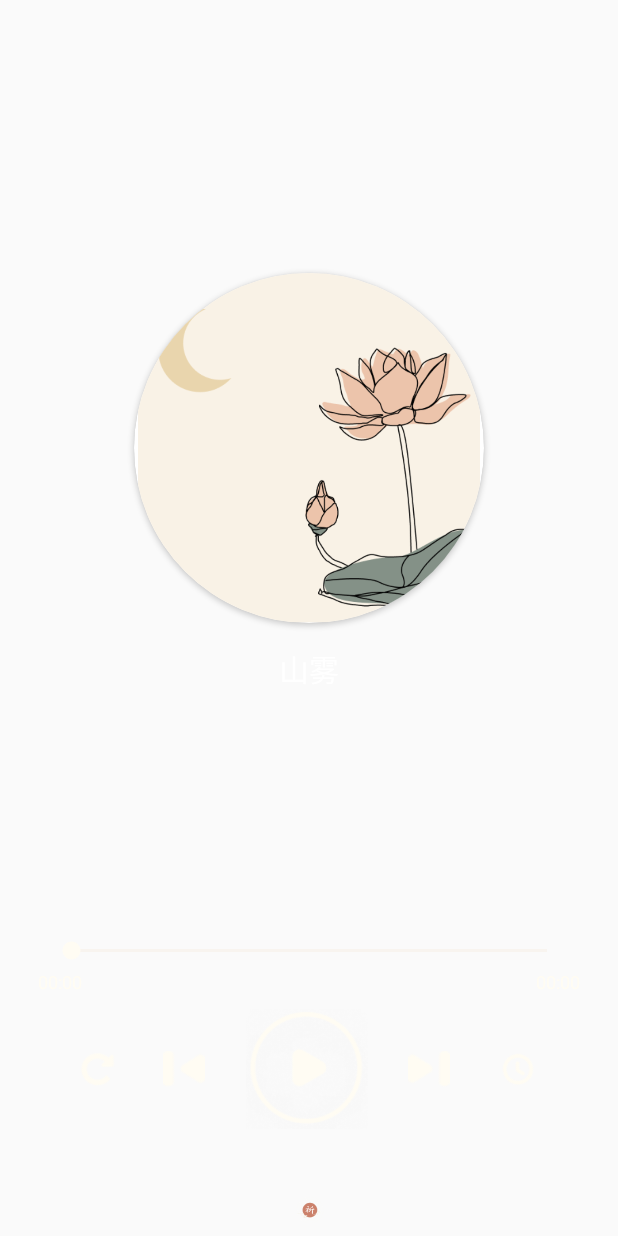
After one commit to bueaty12345/Bujen, an Android app: the MeditationActivity screen opened directly, with no data from a screen before it, on a phone screen of 412 x 824 dp. The commit adds this screen. Run offline under Robolectric (Android 15) with nearby library versions, the phone set to English and light mode, and no system bars; libraries missing offline, so code that uses them is left out: jp.wasabeef.glide; pictures from the network do not load; 1 statement that could not run was skipped.

Commit message:
fead-meditation

```diff
--- a/app/build.gradle
+++ b/app/build.gradle
@@ -122,5 +122,9 @@ dependencies {
     //json解析依赖
     implementation 'com.alibaba:fastjson:2.0.28'
 
+    //高斯模糊
+    implementation 'jp.wasabeef:glide-transformations:3.0.1'
+
+
 
 }
--- /dev/null
+++ b/app/src/main/java/com/yunsong/bujen/MeditationActivity.java
@@ -0,0 +1,127 @@
+
+package com.yunsong.bujen;
+
+import android.content.Intent;
+import android.graphics.Color;
+import android.graphics.PorterDuff;
+import android.graphics.drawable.Drawable;
+import android.os.Bundle;
+import android.view.MotionEvent;
+import android.view.View;
+import android.widget.ImageView;
+import android.widget.LinearLayout;
+import android.widget.TextView;
+
+import androidx.activity.EdgeToEdge;
+import androidx.annotation.NonNull;
+import androidx.annotation.Nullable;
+import androidx.appcompat.app.AppCompatActivity;
+import androidx.constraintlayout.widget.ConstraintLayout;
+import androidx.core.graphics.Insets;
+import androidx.core.view.ViewCompat;
+import androidx.core.view.WindowInsetsCompat;
+
+import com.bumptech.glide.Glide;
+import com.bumptech.glide.request.RequestOptions;
+import com.bumptech.glide.request.target.ViewTarget;
+import com.bumptech.glide.request.transition.Transition;
+
+import jp.wasabeef.glide.transformations.BlurTransformation;
+
+public class MeditationActivity extends AppCompatActivity implements View.OnClickListener{
+    ConstraintLayout main;
+    LinearLayout lin_kz;
+    ImageView img_circle,img_bf,img_timing,img_next,img_previous,img_reset;
+    TextView txt_stateTime,txt_endTime;
+
+    @Override
+    protected void onCreate(Bundle savedInstanceState) {
+        super.onCreate(savedInstanceState);
+        EdgeToEdge.enable(this);
+        setContentView(R.layout.activity_meditation);
+        ViewCompat.setOnApplyWindowInsetsListener(findViewById(R.id.main), (v, insets) -> {
+            Insets systemBars = insets.getInsets(WindowInsetsCompat.Type.systemBars());
+            v.setPadding(systemBars.left, systemBars.top, systemBars.right, systemBars.bottom);
+            return insets;
+        });
+        intView();
+
+    }
+
+    private void intView() {
+        main = findViewById(R.id.main);
+        lin_kz = findViewById(R.id.lin_kz);
+        img_circle = findViewById(R.id.img_circle);
+        img_bf = findViewById(R.id.img_bf);
+        img_timing = findViewById(R.id.img_timing);
+        img_next = findViewById(R.id.img_next);
+        img_previous = findViewById(R.id.img_previous);
+        img_reset = findViewById(R.id.img_reset);
+        txt_stateTime = findViewById(R.id.txt_stateTime);
+        txt_endTime = findViewById(R.id.txt_endTime);
+
+        img_bf.setOnClickListener(this);
+        img_timing.setOnClickListener(this);
+        img_next.setOnClickListener(this);
+        img_previous.setOnClickListener(this);
+        img_reset.setOnClickListener(this);
+        img_circle.setOnClickListener(this);
+        main.setOnClickListener(this);
+
+        main.setOnTouchListener(new View.OnTouchListener() {
+            private float initialY;
+            @Override
+            public boolean onTouch(View v, MotionEvent event) {
+                switch (event.getAction()) {
+                    case MotionEvent.ACTION_DOWN:
+                        // 记录触摸点的Y坐标
+                        initialY = event.getY();
+                        break;
+                    case MotionEvent.ACTION_MOVE:
+                        float deltaY =initialY - event.getY();
+                        // 判断是否为下滑事件
+                        if (deltaY > 100) {  // 当滑动距离超过阈值（比如100px）
+                            startActivity(new Intent(MeditationActivity.this, Local.class));
+                            overridePendingTransition(R.anim.slide_in_up, R.anim.slide_out_down);
+                        }
+                        break;
+                }
+                return true;
+            }
+        });
+
+        setVague();
+
+
+    }
+
+    //模糊显示
+    private void setVague(){
+        Glide.with(this)
+                .load(R.drawable.qf_bg)
+                .apply(RequestOptions.bitmapTransform(new BlurTransformation(10, 35)))
+                .into(new ViewTarget<ConstraintLayout, Drawable>(main) {
+                    @Override
+                    public void onResourceReady(@NonNull Drawable resource, @Nullable Transition<? super Drawable> transition) {
+                        Drawable drawable = resource.getCurrent();
+                        drawable.setColorFilter(Color.LTGRAY, PorterDuff.Mode.MULTIPLY);
+                        main.setBackground(drawable);
+                    }
+                });
+
+    }
+
+    @Override
+    public void onClick(View view) {
+        switch (view.getId()){
+            case R.id.img_circle:
+            case R.id.main:
+                if(lin_kz.getVisibility()==View.VISIBLE){
+                    lin_kz.setVisibility(View.INVISIBLE);
+                }else {
+                    lin_kz.setVisibility(View.VISIBLE);
+                }
+                break;
+        }
+    }
+}
--- a/app/src/main/java/com/yunsong/bujen/MeditationFragment.java
+++ b/app/src/main/java/com/yunsong/bujen/MeditationFragment.java
@@ -1,5 +1,6 @@
 package com.yunsong.bujen;
 
+import android.content.Intent;
 import android.os.Bundle;
 
 import androidx.fragment.app.Fragment;
@@ -7,6 +8,7 @@ import androidx.fragment.app.Fragment;
 import android.view.LayoutInflater;
 import android.view.View;
 import android.view.ViewGroup;
+import android.widget.ImageView;
 
 /**
  * A simple {@link Fragment} subclass.
@@ -14,6 +16,8 @@ import android.view.ViewGroup;
  * create an instance of this fragment.
  */
 public class MeditationFragment extends Fragment {
+    View view;
+    ImageView img_med;
 
     // TODO: Rename parameter arguments, choose names that match
     // the fragment initialization parameters, e.g. ARG_ITEM_NUMBER
@@ -59,6 +63,11 @@ public class MeditationFragment extends Fragment {
     public View onCreateView(LayoutInflater inflater, ViewGroup container,
                              Bundle savedInstanceState) {
         // Inflate the layout for this fragment
-        return inflater.inflate(R.layout.fragment_meditation, container, false);
+        view=inflater.inflate(R.layout.fragment_meditation, container, false);
+        img_med=view.findViewById(R.id.img_med);
+        img_med.setOnClickListener(v->{
+            startActivity(new Intent(getContext(), MeditationActivity.class));
+        });
+        return view;
     }
 }
--- a/app/src/main/java/com/yunsong/bujen/pary/ParyWrite.java
+++ b/app/src/main/java/com/yunsong/bujen/pary/ParyWrite.java
@@ -283,6 +283,7 @@ public class ParyWrite extends AppCompatActivity implements View.OnClickListener
         img_stop.setOnClickListener(this);
         txt_cancel.setOnClickListener(v->{
             audioRecorder.cancelRecording();
+            handler.removeCallbacks(updateTimerRunnable); // 停止更新
             bottomSheetDialog.dismiss();
         });
 
--- /dev/null
+++ b/app/src/main/res/layout/activity_meditation.xml
@@ -0,0 +1,153 @@
+<?xml version="1.0" encoding="utf-8"?>
+<androidx.constraintlayout.widget.ConstraintLayout xmlns:android="http://schemas.android.com/apk/res/android"
+    xmlns:app="http://schemas.android.com/apk/res-auto"
+    xmlns:tools="http://schemas.android.com/tools"
+    android:id="@+id/main"
+    android:layout_width="match_parent"
+    android:layout_height="match_parent"
+    tools:context=".MeditationActivity">
+
+    <androidx.cardview.widget.CardView
+        android:id="@+id/cardView2"
+        android:layout_width="233dp"
+        android:layout_height="233dp"
+        app:cardCornerRadius="200dp"
+        app:layout_constraintBottom_toTopOf="@+id/lin_kz"
+        app:layout_constraintEnd_toEndOf="parent"
+        app:layout_constraintStart_toStartOf="parent"
+        app:layout_constraintTop_toTopOf="parent">
+
+        <ImageView
+            android:id="@+id/img_circle"
+            android:layout_width="wrap_content"
+            android:layout_height="wrap_content"
+            android:src="@drawable/qf_bg" />
+    </androidx.cardview.widget.CardView>
+
+    <TextView
+        android:id="@+id/txt_name"
+        android:layout_width="0dp"
+        android:layout_height="wrap_content"
+        android:gravity="center"
+        android:text="山雾"
+        android:textColor="#FFFFFF"
+        android:textSize="20sp"
+        app:layout_constraintBottom_toTopOf="@+id/lin_kz"
+        app:layout_constraintEnd_toEndOf="parent"
+        app:layout_constraintHorizontal_bias="0.0"
+        app:layout_constraintStart_toStartOf="parent"
+        app:layout_constraintTop_toBottomOf="@+id/cardView2"
+        app:layout_constraintVertical_bias="0.1" />
+
+    <LinearLayout
+        android:id="@+id/lin_kz"
+        android:layout_width="match_parent"
+        android:layout_height="191dp"
+        android:orientation="vertical"
+        android:padding="25dp"
+        app:layout_constraintBottom_toTopOf="@+id/linearLayout19"
+        app:layout_constraintEnd_toEndOf="parent"
+        app:layout_constraintStart_toStartOf="parent">
+
+        <SeekBar
+            android:id="@+id/seekBar"
+            android:layout_width="match_parent"
+            android:layout_height="24dp"
+            android:layout_marginLeft="6dp"
+            android:layout_marginRight="6dp"
+            android:progressBackgroundTint="#EDDECB"
+            android:progressTint="#FFFCF3"
+            android:thumbTint="#FFFCF3"
+            android:visibility="visible" />
+
+        <LinearLayout
+            android:layout_width="match_parent"
+            android:layout_height="wrap_content"
+            android:orientation="horizontal">
+
+            <TextView
+                android:id="@+id/txt_stateTime"
+                android:layout_width="wrap_content"
+                android:layout_height="wrap_content"
+                android:layout_weight="1"
+                android:text="00:00"
+                android:textColor="#FFFCF3"
+                android:textSize="12sp" />
+
+            <TextView
+                android:id="@+id/txt_endTime"
+                android:layout_width="wrap_content"
+                android:layout_height="wrap_content"
+                android:layout_weight="1"
+                android:gravity="right"
+                android:text="00:00"
+                android:textColor="#FFFCF3"
+                android:textSize="12sp" />
+        </LinearLayout>
+
+        <LinearLayout
+            android:layout_width="match_parent"
+            android:layout_height="match_parent"
+            android:gravity="center"
+            android:orientation="horizontal"
+            android:padding="10dp">
+
+            <ImageView
+                android:id="@+id/img_reset"
+                android:layout_width="wrap_content"
+                android:layout_height="24dp"
+                android:layout_weight="1"
+                android:src="@drawable/med_reset" />
+
+            <ImageView
+                android:id="@+id/img_previous"
+                android:layout_width="wrap_content"
+                android:layout_height="24dp"
+                android:layout_weight="1"
+                android:src="@drawable/med_previous" />
+
+            <ImageView
+                android:id="@+id/img_bf"
+                android:layout_width="81dp"
+                android:layout_height="81dp"
+                android:layout_weight="1"
+                android:src="@drawable/med_stop" />
+
+            <ImageView
+                android:id="@+id/img_next"
+                android:layout_width="wrap_content"
+                android:layout_height="24dp"
+                android:layout_weight="1"
+                android:src="@drawable/med_next" />
+
+            <ImageView
+                android:id="@+id/img_timing"
+                android:layout_width="wrap_content"
+                android:layout_height="24dp"
+                android:layout_weight="1"
+                app:srcCompat="@drawable/med_timing" />
+        </LinearLayout>
+
+    </LinearLayout>
+
+    <LinearLayout
+        android:id="@+id/linearLayout19"
+        android:layout_width="match_parent"
+        android:layout_height="wrap_content"
+        android:gravity="center"
+        android:orientation="vertical"
+        app:layout_constraintBottom_toBottomOf="parent"
+        app:layout_constraintEnd_toEndOf="parent"
+        app:layout_constraintStart_toStartOf="parent">
+
+        <com.airbnb.lottie.LottieAnimationView
+            android:id="@+id/lottie_breathe"
+            android:layout_width="36dp"
+            android:layout_height="36dp"
+            android:visibility="visible"
+            app:lottie_autoPlay="true"
+            app:lottie_loop="true"
+            app:lottie_rawRes="@raw/qi" />
+    </LinearLayout>
+
+</androidx.constraintlayout.widget.ConstraintLayout>
--- a/app/src/main/res/layout/fragment_meditation.xml
+++ b/app/src/main/res/layout/fragment_meditation.xml
@@ -13,7 +13,7 @@
         android:orientation="vertical">
 
         <ImageView
-            android:id="@+id/img_pray"
+            android:id="@+id/img_med"
             android:layout_width="match_parent"
             android:layout_height="330dp"
             android:layout_marginBottom="30dp"
```
Also changed, not shown: app/src/main/AndroidManifest.xml (+10 -7 lines), app/src/main/res/drawable/med_next.png (added), app/src/main/res/drawable/med_previous.png (added), app/src/main/res/drawable/med_reset.png (added), app/src/main/res/drawable/med_stop.png (added), app/src/main/res/drawable/med_timing.png (added).
